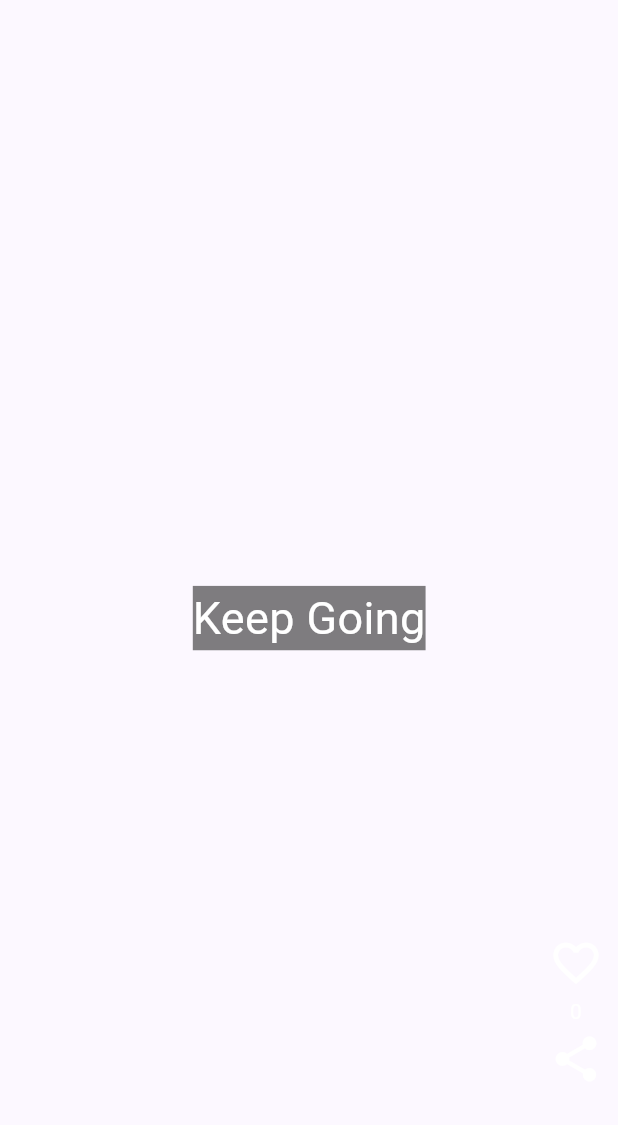
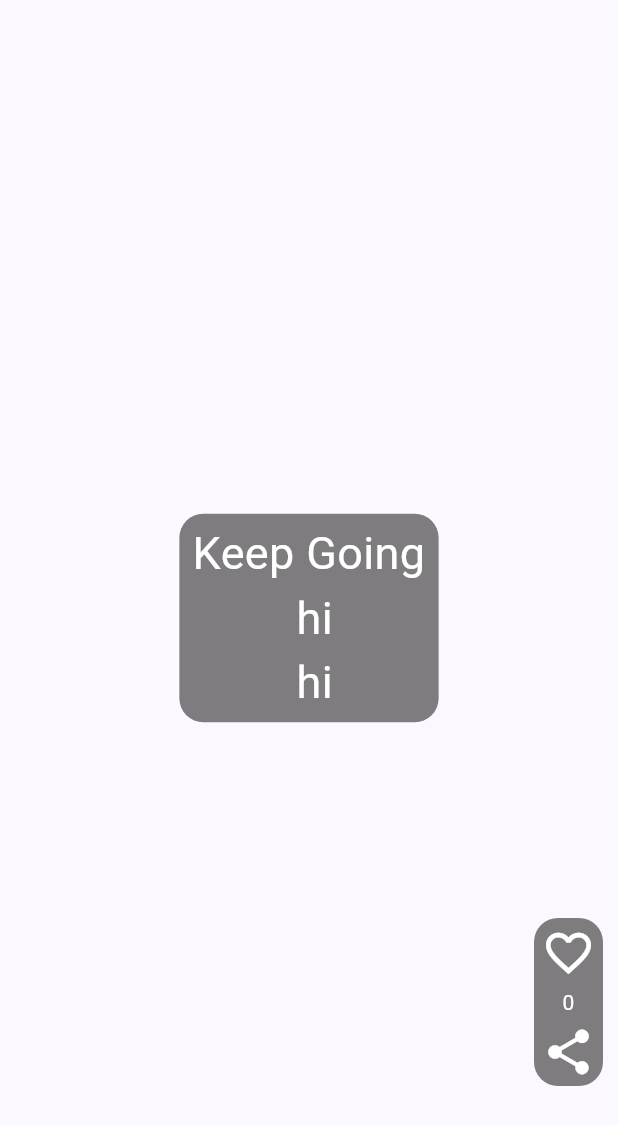
Before and after one commit to Ehsan2009/quotes-app, a Flutter app: the QuoteTile widget shown alone on an empty page, opened directly, on a phone screen of 412 x 824 dp. Shown: the top 1125 px of the screen. Run offline on Flutter 3.47's test engine with Material 3 defaults, Android fonts, the phone set to English and light mode, and no system bars; our stand-ins replace cached_network_image, carousel_slider, go_router, google_nav_bar, hive_flutter, shimmer and 1 more; missing offline and left inert: persian_fonts; accounts and stored records are empty; network calls fail.

Commit message:
fixed some bugs

```diff
--- a/lib/components/quote_tile.dart
+++ b/lib/components/quote_tile.dart
@@ -16,15 +16,34 @@ class _QuoteTileState extends State<QuoteTile> {
     return Stack(
       children: [
         Center(
+          child: Container(
+            padding: EdgeInsets.all(5),
+            decoration: BoxDecoration(
+              color: Color.fromARGB(128, 0, 0, 0),
+              borderRadius: BorderRadius.circular(16)
+            ),
             child: Text(
-            'Keep Going',
-            style: TextStyle(color: Colors.white, fontSize: 30, backgroundColor: Color.fromARGB(128, 0, 0, 0)),
+              'Keep Going \n hi \n hi',
+              textAlign: TextAlign.center,
+              style: TextStyle(
+                color: Colors.white,
+                fontSize: 30,
+              ),
+            ),
           ),
         ),
         Positioned(
           right: 10,
-          bottom: 164,
-          child: GestureDetector(
+          bottom: 100,
+          child: Container(
+            padding: const EdgeInsets.all(5),
+            decoration: BoxDecoration(
+                color: Color.fromARGB(128, 0, 0, 0),
+                borderRadius: BorderRadius.circular(16)),
+            child: Column(
+              spacing: 5,
+              children: [
+                GestureDetector(
                   onTap: () {
                     setState(() {
                       isLiked ? counter-- : counter++;
@@ -37,22 +56,17 @@ class _QuoteTileState extends State<QuoteTile> {
                     size: 36,
                   ),
                 ),
-        ),
-        Positioned(
-          right: 24,
-          bottom: 140,
-          child: Text(
+                Text(
                   counter.toString(),
                   style: TextStyle(color: Colors.white),
                 ),
-        ),
-        Positioned(
-          right: 10,
-          bottom: 100,
-          child: Icon(
+                Icon(
                   Icons.share,
                   color: Colors.white,
                   size: 36,
+                ),
+              ],
+            ),
           ),
         ),
       ],
--- a/lib/screens/appearance_screen.dart
+++ b/lib/screens/appearance_screen.dart
@@ -24,7 +24,13 @@ class _AppearanceScreenState extends State<AppearanceScreen> {
   void getImages() async {
     final fetchedImages = await supabaseServices.fetchImages();
     setState(() {
-      images = fetchedImages;
+      images = fetchedImages
+          .where((url) =>
+              url != null &&
+              url.isNotEmpty &&
+              !url.contains('.emptyFolderPlaceholder'))
+          .toList();
+      ;
     });
   }
 
--- a/lib/services/supabase_services.dart
+++ b/lib/services/supabase_services.dart
@@ -16,6 +16,8 @@ class SupabaseServices {
         return supabase.storage.from('images').getPublicUrl(file.name);
       }).toList();
 
+      print(imageUrls);
+
       return imageUrls;
     } catch (error) {
       print('Error fetching images: $error');
```
Lines whose indentation alone changed are shown as unchanged.
